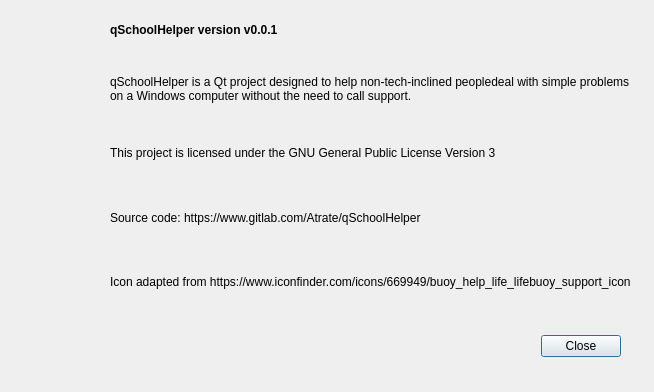
The window that ui/about_dialog.ui (Atrate/qSchoolHelper) describes before a commit, drawn with Qt 5.
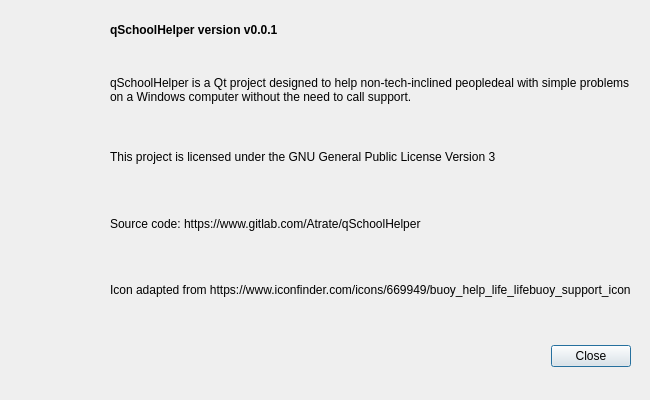
The same window after the commit. Icons and pictures are not drawn.

Commit message: Streamline window sizes

```diff
--- a/ui/about_dialog.ui
+++ b/ui/about_dialog.ui
@@ -6,10 +6,28 @@
    <rect>
     <x>0</x>
     <y>0</y>
-    <width>654</width>
-    <height>392</height>
+    <width>650</width>
+    <height>400</height>
    </rect>
   </property>
+  <property name="sizePolicy">
+   <sizepolicy hsizetype="Fixed" vsizetype="Fixed">
+    <horstretch>0</horstretch>
+    <verstretch>0</verstretch>
+   </sizepolicy>
+  </property>
+  <property name="minimumSize">
+   <size>
+    <width>650</width>
+    <height>400</height>
+   </size>
+  </property>
+  <property name="maximumSize">
+   <size>
+    <width>650</width>
+    <height>400</height>
+   </size>
+  </property>
   <property name="windowTitle">
    <string>About</string>
   </property>
@@ -19,8 +37,8 @@
   <widget class="QDialogButtonBox" name="button_box">
    <property name="geometry">
     <rect>
-     <x>430</x>
-     <y>330</y>
+     <x>440</x>
+     <y>340</y>
      <width>191</width>
      <height>32</height>
     </rect>
@@ -60,7 +78,7 @@
      <x>110</x>
      <y>60</y>
      <width>521</width>
-     <height>251</height>
+     <height>261</height>
     </rect>
    </property>
    <layout class="QVBoxLayout" name="verticalLayout_2">
```
The commit also changes 6 other files.
